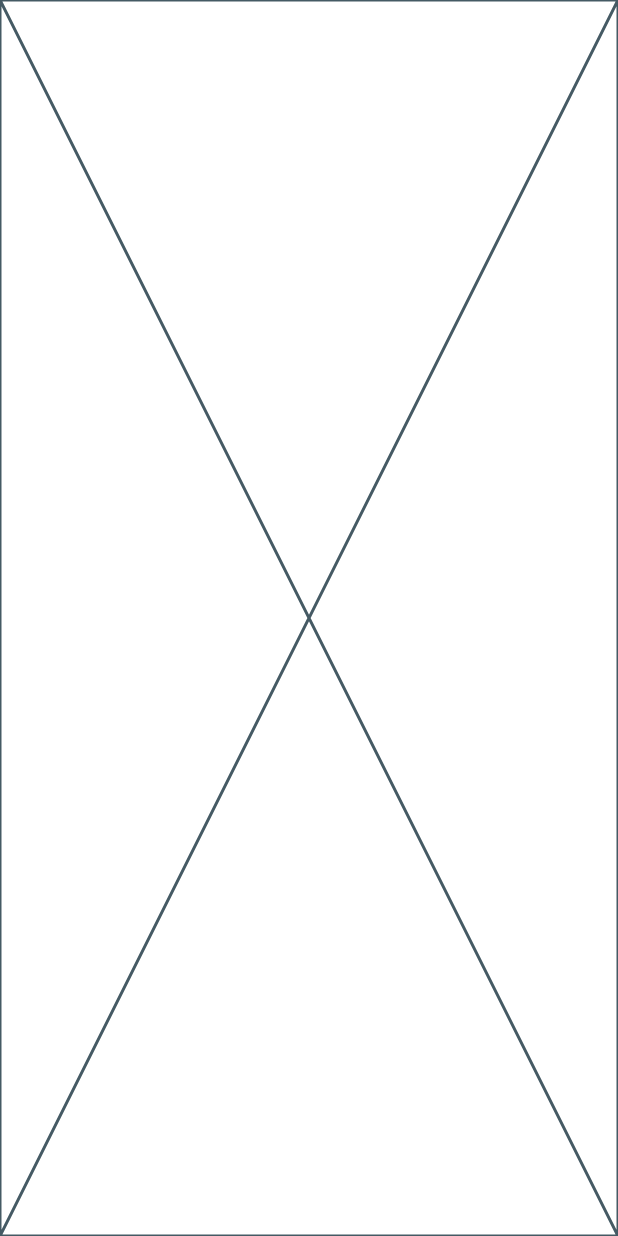
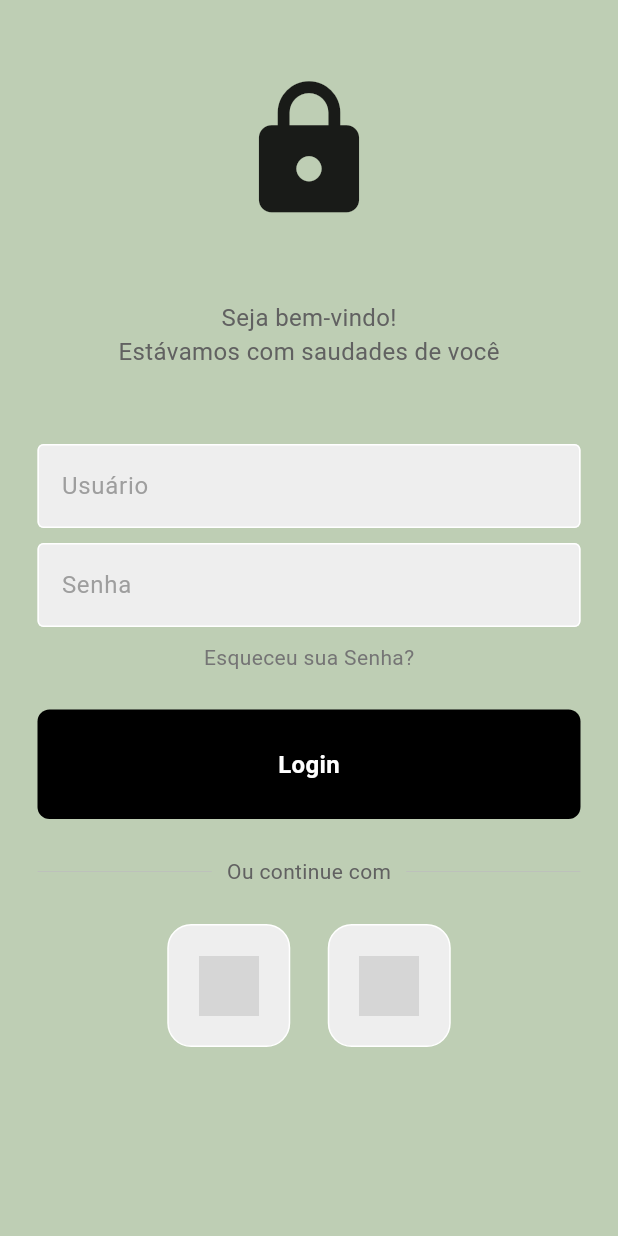
Before and after one commit to Luiz-Tomasi/StudioApp, a Flutter app: the screen it shows after launch, after a tap on "Sign In", on a phone screen of 412 x 824 dp. Run offline on Flutter 3.47's test engine with Material 3 defaults, Android fonts, the phone set to English and light mode, and no system bars; our stand-ins replace flutter_svg; grey boxes are pictures that could not be loaded.

Commit message:
Create desgin for login page

```diff
--- /dev/null
+++ b/lib/components/my_button.dart
@@ -0,0 +1,32 @@
+import 'package:flutter/material.dart';
+
+class MyButton extends StatelessWidget {
+  final Function()? onTap;
+
+  const MyButton({super.key, required this.onTap});
+
+  @override
+  Widget build(BuildContext context) {
+    return GestureDetector(
+      onTap: onTap,
+      child: Container(
+        padding: const EdgeInsets.all(25),
+        margin: const EdgeInsets.symmetric(horizontal: 25),
+        decoration: BoxDecoration(
+          color: Colors.black,
+          borderRadius: BorderRadius.circular(8),
+        ),
+        child: const Center(
+          child: Text(
+            'Login',
+            style: TextStyle(
+              color: Colors.white,
+              fontWeight: FontWeight.bold,
+              fontSize: 16,
+            ),
+          ),
+        ),
+      ),
+    );
+  }
+}
--- /dev/null
+++ b/lib/components/my_textField.dart
@@ -0,0 +1,38 @@
+import 'package:flutter/material.dart';
+
+class MyTextField extends StatelessWidget {
+
+  final controller;
+  final hintText;
+  final bool obscureText;
+
+  const MyTextField({
+    super.key,
+    required this.controller,
+    required this.hintText,
+    required this.obscureText,
+  });
+
+  @override
+  Widget build(BuildContext context) {
+    return Padding(
+      padding: const EdgeInsets.symmetric(horizontal: 25.0),
+      child: TextField(
+        controller: controller,
+        obscureText: obscureText,
+        decoration: InputDecoration(
+          enabledBorder: const OutlineInputBorder(
+            borderSide: BorderSide(color: Colors.white),
+          ),
+          focusedBorder: const OutlineInputBorder(
+            borderSide: BorderSide(color: Colors.grey),
+          ),
+          fillColor: Colors.grey.shade200,
+          filled: true,
+          hintText: hintText,
+          hintStyle: TextStyle(color: Colors.grey.shade500)
+        ),
+      ),
+    );
+  }
+}
--- /dev/null
+++ b/lib/components/square_tile.dart
@@ -0,0 +1,22 @@
+import 'package:flutter/material.dart';
+
+class SquareTile extends StatelessWidget {
+  final String imagePath;
+
+  const SquareTile({super.key, required this.imagePath});
+
+  @override
+  Widget build(BuildContext context) {
+    return Container(
+        padding: EdgeInsets.all(20),
+        decoration: BoxDecoration(
+          border: Border.all(color: Colors.white),
+          borderRadius: BorderRadius.circular(16),
+          color: Colors.grey.shade200,
+        ),
+        child: Image.asset(
+          imagePath,
+          height: 40,
+        ));
+  }
+}
--- a/lib/pages/login_page.dart
+++ b/lib/pages/login_page.dart
@@ -1,10 +1,121 @@
 import 'package:flutter/material.dart';
+import 'package:my_app/components/my_button.dart';
+import 'package:my_app/components/my_textField.dart';
+import 'package:my_app/components/square_tile.dart';
 
 class login_page extends StatelessWidget {
-  const login_page({super.key});
+  login_page({super.key});
+
+  //text edditing controllers;
+  final usernameController = TextEditingController();
+  final passwordController = TextEditingController();
+
+  // Sign user in method
+  void signUserIn() {}
 
   @override
   Widget build(BuildContext context) {
-    return const Placeholder();
+    return Scaffold(
+      backgroundColor: Color.fromRGBO(190, 206, 180, 1),
+      body: SafeArea(
+        child: Center(
+          child: Column(
+            children: [
+              const SizedBox(height: 50), // empty space
+              //logo
+              const Icon(
+                Icons.lock,
+                size: 100,
+              ),
+
+              // Welcome
+              const SizedBox(height: 50), // empty space
+              Text(
+                'Seja bem-vindo!',
+                style: TextStyle(
+                  color: Colors.grey.shade700,
+                  fontSize: 16,
+                ),
+              ),
+
+              Text(
+                'Estávamos com saudades de você',
+                style: TextStyle(
+                  color: Colors.grey.shade700,
+                  fontSize: 16,
+                ),
+              ),
+
+              // Username
+              const SizedBox(height: 50), // empty space
+              MyTextField(
+                controller: usernameController,
+                hintText: 'Usuário',
+                obscureText: false,
+              ),
+
+              // password
+              const SizedBox(height: 10),
+              MyTextField(
+                controller: passwordController,
+                hintText: 'Senha',
+                obscureText: true,
+              ),
+
+              // forgot password
+              const SizedBox(height: 10), // empty space
+              Text(
+                'Esqueceu sua Senha?',
+                style: TextStyle(color: Colors.grey.shade600),
+              ),
+
+              // sign in
+              const SizedBox(height: 25),
+              MyButton(onTap: signUserIn),
+              // or continue with
+              const SizedBox(height: 25),
+
+              Padding(
+                padding: const EdgeInsets.symmetric(horizontal: 25.0),
+                child: Row(
+                  children: [
+                    Expanded(
+                        child: Divider(
+                      thickness: 0.5,
+                      color: Colors.grey.shade400,
+                    )),
+                    Padding(
+                      padding: const EdgeInsets.symmetric(horizontal: 10.0),
+                      child: Text(
+                        "Ou continue com",
+                        style: TextStyle(color: Colors.grey.shade700),
+                      ),
+                    ),
+                    Expanded(
+                        child: Divider(
+                      thickness: 0.5,
+                      color: Colors.grey.shade400,
+                    ))
+                  ],
+                ),
+              ),
+
+              // google /
+              const SizedBox(height: 25),
+              const Row(
+                mainAxisAlignment: MainAxisAlignment.center,
+                children: [
+                  SquareTile(imagePath: "../assets/images/googleIcon.webp"),
+                  const SizedBox(width: 25),
+                  SquareTile(imagePath: "../assets/images/appleIcon.png"),
+                ],
+              )
+
+              // not a member? register now
+            ],
+          ),
+        ),
+      ),
+    );
   }
 }
```
Also changed, not shown: assets/images/appleIcon.png (added), assets/images/googleIcon.webp (added).
